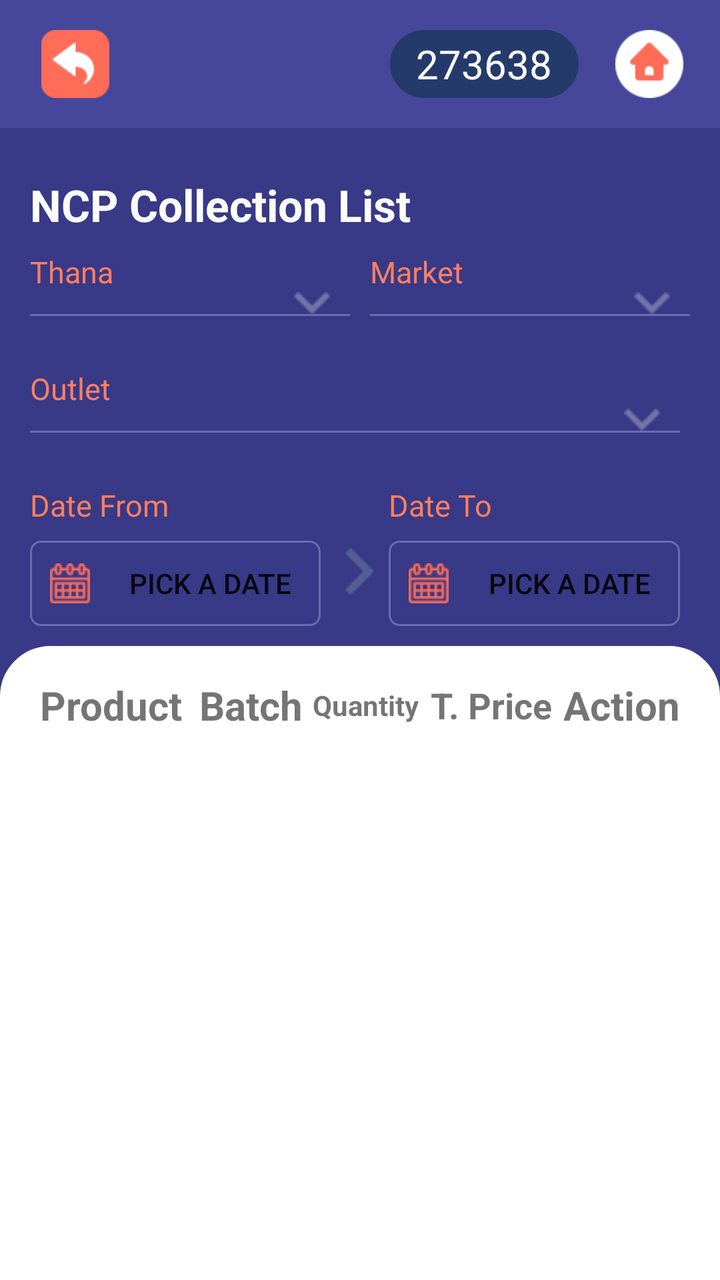
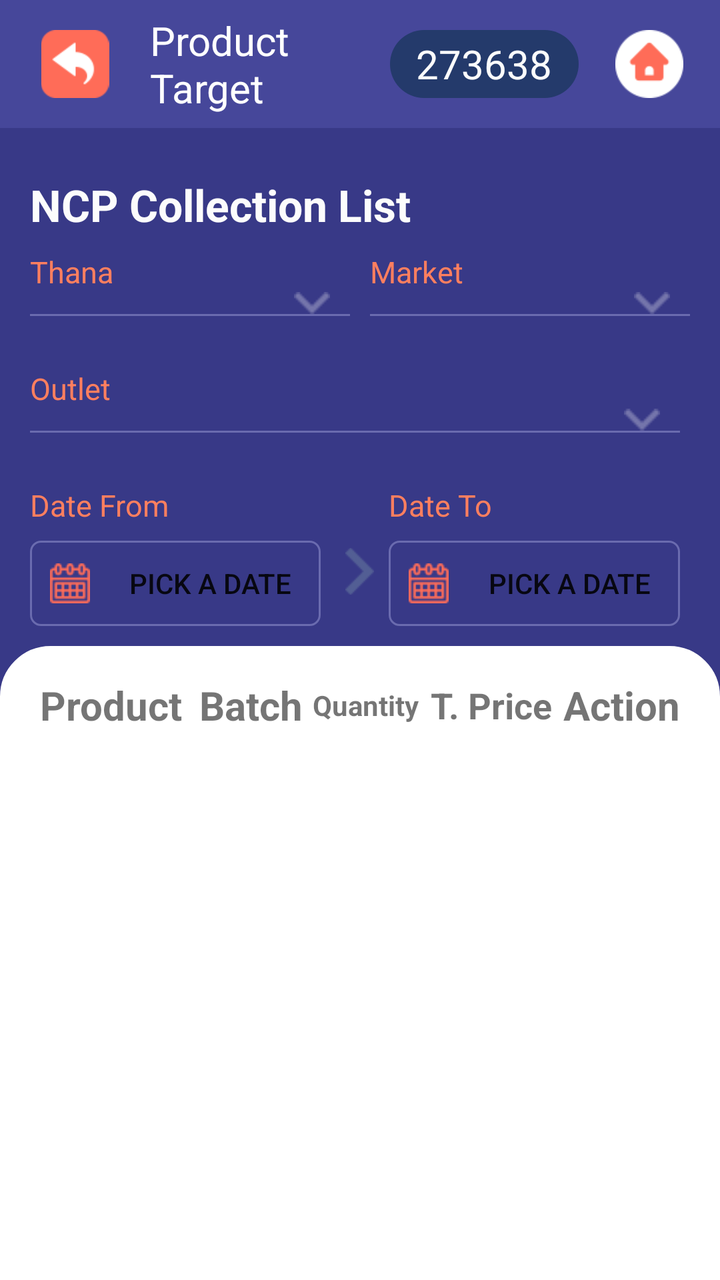

Compare the two renders of this Android layout. The source of the first and the diff that turns it into the second are given below.
<!-- AndroidManifest.xml: application theme AppTheme -->
<!-- res/layout/activity_ncp_collection_list.xml -->
<?xml version="1.0" encoding="utf-8"?>
<LinearLayout xmlns:android="http://schemas.android.com/apk/res/android"
    xmlns:app="http://schemas.android.com/apk/res-auto"
    xmlns:tools="http://schemas.android.com/tools"
    android:layout_width="match_parent"
    android:layout_height="match_parent"
    android:weightSum="4"
    android:orientation="vertical"
    android:background="@color/new_outlet"
    tools:context=".NcpCollectionList">
    <LinearLayout
        android:layout_width="match_parent"
        android:layout_height="0dp"
        android:background="@color/secondary_color"
        android:weightSum="2"
        android:orientation="horizontal"
        android:layout_weight="0.4">
        <LinearLayout
            android:layout_width="0dp"
            android:layout_height="match_parent"
            android:weightSum="1"
            android:orientation="horizontal"
            android:gravity="left"
            android:layout_weight="1">
            <ImageView
                android:id="@+id/back"
                android:layout_width="0dp"
                android:layout_height="match_parent"
                android:layout_weight="0.3"
                android:src="@drawable/backicon"
                android:layout_margin="15dp"></ImageView>

        </LinearLayout>
        <LinearLayout
            android:layout_width="0dp"
            android:layout_height="match_parent"
            android:weightSum="1"
            android:gravity="right"
            android:orientation="horizontal"
            android:layout_weight="1">
            <TextView
                android:id="@+id/user_txt_view"
                android:layout_width="0dp"
                android:layout_height="match_parent"
                android:layout_weight="0.7"
                android:layout_marginTop="15dp"
                android:layout_marginBottom="15dp"
                android:layout_marginLeft="15dp"
                android:background="@drawable/login_id_bg_shade"
                android:text="273638"
                android:autoSizeTextType="uniform"
                android:autoSizeMinTextSize="12sp"
                android:autoSizeMaxTextSize="20sp"
                android:autoSizeStepGranularity="2sp"
                android:textColor="@color/background_white"
                android:textAlignment="center"
                android:gravity="center"></TextView>
            <ImageView
                android:id="@+id/home"
                android:layout_width="0dp"
                android:layout_height="match_parent"
                android:layout_weight="0.3"
                android:src="@drawable/home"
                android:layout_margin="15dp">

            </ImageView>


        </LinearLayout>

    </LinearLayout>
    /*toolbar = 0.4 now main layout = 3.6*/

    //mail layout = 3.6
    <LinearLayout
        android:layout_width="match_parent"
        android:layout_height="0dp"
        android:layout_weight="3.6"
        android:weightSum="4"
        android:orientation="vertical">
        // text Title = 0.6
        <LinearLayout
            android:layout_width="match_parent"
            android:layout_height="0dp"
            android:layout_weight="1.7"
            android:layout_marginTop="15dp"
            android:layout_marginLeft="15dp"
            android:layout_marginRight="15dp"
            android:layout_marginBottom="10dp"
            android:orientation="vertical"
            android:weightSum="2"
            >
            <TextView
                android:layout_width="match_parent"
                android:layout_height="0dp"
                android:layout_weight="0.4"
                android:text="NCP Collection List"
                android:textStyle="bold"
                android:textColor="@color/background_white"
                android:textSize="22sp"
                android:gravity="left|center"
                >

            </TextView>
            <LinearLayout
                android:layout_width="match_parent"
                android:layout_height="0dp"
                android:layout_weight="0.5"
                android:orientation="horizontal"
                android:weightSum="2">
                <LinearLayout
                    android:layout_width="0dp"
                    android:layout_height="match_parent"
                    android:layout_weight="1"
                    android:orientation="vertical"
                    android:layout_marginRight="5dp"
                    android:weightSum="2">
                    <TextView
                        android:layout_width="match_parent"
                        android:layout_height="wrap_content"
                        android:text="Thana"
                        android:textSize="15sp"
                        android:textColor="@color/text_color_hint">

                    </TextView>
                    <Spinner
                        android:id="@+id/thana_spinner"
                        android:layout_width="match_parent"
                        android:layout_height="wrap_content"
                        android:background="@drawable/spinner2"
                        >
                    </Spinner>
                    <TextView

                        android:layout_width="match_parent"
                        android:layout_height="1dp"
                        android:background="@color/spinner_line"
                        android:alpha="50"></TextView>

                </LinearLayout>
                <LinearLayout
                    android:layout_width="0dp"
                    android:layout_height="match_parent"
                    android:layout_weight="1"
                    android:orientation="vertical"
                    android:layout_marginLeft="5dp"
                    android:weightSum="2">
                    <TextView
                        android:layout_width="match_parent"
                        android:layout_height="wrap_content"
                        android:text="Market"
                        android:textSize="15sp"
                        android:textColor="@color/text_color_hint">

                    </TextView>
                    <Spinner
                        android:id="@+id/market_spinner"
                        android:layout_width="match_parent"
                        android:layout_height="wrap_content"
                        android:background="@drawable/spinner2"
                        >
                    </Spinner>
                    <TextView

                        android:layout_width="match_parent"
                        android:layout_height="1dp"
                        android:background="@color/spinner_line"
                        android:alpha="50"></TextView>

                </LinearLayout>





            </LinearLayout>
            <LinearLayout
                android:layout_width="match_parent"
                android:layout_height="0dp"
                android:layout_weight="0.5"
                android:orientation="vertical"
                android:weightSum="1">
                <LinearLayout
                    android:layout_width="match_parent"
                    android:layout_height="0dp"
                    android:layout_weight="1"
                    android:orientation="vertical"
                    android:layout_marginRight="5dp"
                    android:weightSum="2">
                    <TextView
                        android:layout_width="match_parent"
                        android:layout_height="wrap_content"
                        android:text="Outlet"
                        android:textSize="15sp"
                        android:textColor="@color/text_color_hint">

                    </TextView>
                    <Spinner
                        android:id="@+id/outlet_spinner"
                        android:layout_width="match_parent"
                        android:layout_height="wrap_content"
                        android:background="@drawable/spinner2"
                        >
                    </Spinner>
                    <TextView

                        android:layout_width="match_parent"
                        android:layout_height="1dp"
                        android:background="@color/spinner_line"
                        android:alpha="50"></TextView>

                </LinearLayout>






            </LinearLayout>
            <LinearLayout
                android:layout_width="match_parent"
                android:layout_height="0dp"
                android:layout_weight="0.6"
                android:orientation="horizontal"
                android:weightSum="2.2">
                <LinearLayout
                    android:layout_width="0dp"
                    android:layout_height="match_parent"
                    android:layout_weight="1"
                    android:orientation="vertical"
                    android:layout_marginRight="5dp"
                    android:weightSum="2">
                    <TextView
                        android:layout_width="match_parent"
                        android:layout_height="0dp"
                        android:layout_weight="0.8"
                        android:text="Date From"
                        android:textSize="15sp"
                        android:textColor="@color/text_color_hint">

                    </TextView>
                    <Button
                        android:layout_width="match_parent"
                        android:layout_height="0dp"
                        android:layout_weight="1.2"
                        android:drawableLeft="@drawable/calx"
                        android:drawablePadding="5dp"
                        android:paddingLeft="10dp"
                        android:text="Pick a date"
                        android:background="@drawable/rounded_transparent_bg">

                    </Button>

                </LinearLayout>
                <ImageView
                    android:layout_width="0dp"
                    android:layout_height="match_parent"
                    android:src="@drawable/arrow_right"
                    android:layout_marginTop="16dp"
                    android:scaleY="0.5"
                    android:scaleX="0.5"
                    android:layout_weight="0.2">

                </ImageView>
                <LinearLayout
                    android:layout_width="0dp"
                    android:layout_height="match_parent"
                    android:layout_weight="1"
                    android:orientation="vertical"
                    android:layout_marginRight="5dp"
                    android:weightSum="2">
                    <TextView
                        android:layout_width="match_parent"
                        android:layout_height="0dp"
                        android:layout_weight="0.8"
                        android:text="Date To"
                        android:textSize="15sp"
                        android:textColor="@color/text_color_hint">

                    </TextView>
                    <Button
                        android:layout_width="match_parent"
                        android:layout_height="0dp"
                        android:layout_weight="1.2"
                        android:drawableLeft="@drawable/calx"
                        android:drawablePadding="5dp"
                        android:paddingLeft="10dp"
                        android:text="Pick a date"
                        android:background="@drawable/rounded_transparent_bg">

                    </Button>

                </LinearLayout>





            </LinearLayout>


        </LinearLayout>



        //white form cardview =2.3
        <LinearLayout
            android:layout_width="match_parent"
            android:layout_height="0dp"
            android:layout_weight="2.3"
            android:background="@drawable/top_corner_bg"


            >
            <LinearLayout
                android:layout_width="match_parent"
                android:layout_height="match_parent"
                android:weightSum="5"
                android:orientation="vertical"
                android:layout_marginTop="15dp"
                android:layout_marginRight="20dp"
                android:layout_marginLeft="20dp">
                <LinearLayout
                    android:layout_width="match_parent"
                    android:layout_height="0dp"
                    android:layout_weight="0.5"
                    android:weightSum="5"
                    android:orientation="horizontal">
                    <TextView
                        android:layout_width="0dp"
                        android:layout_height="match_parent"
                        android:layout_weight="1.2"
                        android:gravity="left|center"
                        android:textAlignment="gravity"
                        android:textStyle="bold"
                        android:autoSizeTextType="uniform"
                        android:autoSizeMinTextSize="12sp"
                        android:autoSizeMaxTextSize="20sp"
                        android:autoSizeStepGranularity="2sp"
                        android:text="Product"

                        >

                    </TextView>
                    <TextView
                        android:layout_width="0dp"
                        android:layout_height="match_parent"
                        android:layout_weight="0.9"
                        android:textAlignment="center"
                        android:gravity="center"
                        android:textStyle="bold"
                        android:autoSizeTextType="uniform"
                        android:autoSizeMinTextSize="12sp"
                        android:autoSizeMaxTextSize="20sp"
                        android:autoSizeStepGranularity="2sp"
                        android:text="Batch">

                    </TextView>
                    <TextView
                        android:layout_width="0dp"
                        android:layout_height="match_parent"
                        android:layout_weight="0.9"
                        android:textAlignment="center"
                        android:gravity="center"
                        android:textStyle="bold"
                        android:autoSizeTextType="uniform"
                        android:autoSizeMinTextSize="12sp"
                        android:autoSizeMaxTextSize="20sp"
                        android:autoSizeStepGranularity="2sp"
                        android:text="Quantity">

                    </TextView>
                    <TextView
                        android:layout_width="0dp"
                        android:layout_height="match_parent"
                        android:layout_weight="1"
                        android:gravity="center|right"
                        android:textAlignment="gravity"
                        android:textStyle="bold"
                        android:autoSizeTextType="uniform"
                        android:autoSizeMinTextSize="12sp"
                        android:autoSizeMaxTextSize="20sp"
                        android:autoSizeStepGranularity="2sp"
                        android:text="T. Price">

                    </TextView>
                    <TextView
                        android:layout_width="0dp"
                        android:layout_height="match_parent"
                        android:layout_weight="1"
                        android:gravity="center|right"
                        android:textAlignment="gravity"
                        android:textStyle="bold"
                        android:autoSizeTextType="uniform"
                        android:autoSizeMinTextSize="12sp"
                        android:autoSizeMaxTextSize="20sp"
                        android:autoSizeStepGranularity="2sp"
                        android:text="Action">

                    </TextView>

                </LinearLayout>
                <androidx.recyclerview.widget.RecyclerView
                    android:id="@+id/ncp_collection_rec"
                    android:layout_width="match_parent"
                    android:layout_height="0dp"
                    android:layout_weight="4.5"
                    android:layout_marginTop="10dp"
                    >

                </androidx.recyclerview.widget.RecyclerView>


            </LinearLayout>




        </LinearLayout>


    </LinearLayout>




</LinearLayout>
<!-- resources referenced by this layout -->
<resources>
  <color name="background_white">#FCFCFC</color>
  <color name="new_outlet">#383987</color>
  <color name="secondary_color">#46479A</color>
  <color name="spinner_line">#6a6baf</color>
  <color name="text_color_hint">#FF7F5F</color>
  <!-- drawable arrow_right: png bitmap (drawable, 357 bytes) -->
  <!-- drawable backicon: png bitmap (drawable, 1263 bytes) -->
  <!-- drawable calx (drawable) -->
  <?xml version="1.0" encoding="utf-8"?>
  <layer-list xmlns:android="http://schemas.android.com/apk/res/android" >
  
      <item
          android:drawable="@drawable/cal"
          android:width="20dp"
          android:height="20dp"
          />
  
  </layer-list >
  <!-- drawable home: png bitmap (drawable, 1222 bytes) -->
  <!-- drawable login_id_bg_shade (drawable) -->
  <?xml version="1.0" encoding="utf-8"?>
  <shape xmlns:android="http://schemas.android.com/apk/res/android"
      android:shape="rectangle" >
  
      <corners
          android:bottomLeftRadius="30dp"
          android:bottomRightRadius="30dp"
          android:radius="60dp"
          android:topLeftRadius="30dp"
          android:topRightRadius="30dp" />
  
      <solid android:color="@color/in" />
  
      <padding
          android:bottom="0dp"
          android:left="0dp"
          android:right="0dp"
          android:top="0dp" />
  
      <size
          android:height="30dp"
          android:width="130dp" />
  
  </shape>
  <!-- drawable rounded_transparent_bg (drawable) -->
  <?xml version="1.0" encoding="utf-8"?>
  <shape xmlns:android="http://schemas.android.com/apk/res/android"
      android:shape="rectangle"
      >
      <solid
          android:color="@android:color/transparent"></solid>
      <stroke
          android:color="@color/spinner_line"
          android:width="1dp"></stroke>
      <corners
          android:radius="5dp">
      </corners>
  
  </shape>
  <!-- drawable spinner2 (drawable) -->
  <?xml version="1.0" encoding="utf-8"?>
  <selector xmlns:android="http://schemas.android.com/apk/res/android">
  
      <item android:width="0dp" android:height="0dp">
  
          <layer-list>
  
              <item>
                  <shape android:shape="rectangle">
                      <corners android:radius="4dp" />
  
  
                      <solid android:color="@android:color/transparent" />
  
                      
                  </shape>
              </item>
  
              <item android:right="10dp">
  
                  <bitmap android:width="10dp" android:height="10dp" android:gravity="center_vertical|right" android:src="@drawable/arrowspin" android:tint="@color/white" />
  
              </item>
  
  
          </layer-list>
  
      </item>
  
  </selector>
  <!-- drawable top_corner_bg (drawable) -->
  <?xml version="1.0" encoding="utf-8"?>
  <shape xmlns:android="http://schemas.android.com/apk/res/android"
      android:shape="rectangle">
      <corners
          android:bottomLeftRadius="0dp"
          android:bottomRightRadius="0dp"
          android:topLeftRadius="25dp"
          android:topRightRadius="25dp" />
      <padding
          android:bottom="0dp"
          android:left="0dp"
          android:right="0dp"
          android:top="0dp" />
      <stroke
          android:width="0.5dp"
          android:color="#ffff" />
      <solid android:color="#ffffff" />
  </shape>
  <style name="AppTheme" parent="Theme.AppCompat.Light.NoActionBar">
          
          <item name="colorPrimary">@color/colorPrimary</item>
          <item name="colorPrimaryDark">@color/colorPrimaryDark</item>
          <item name="colorAccent">@color/colorAccent</item>
      </style>
  <!-- drawable cal: png bitmap (drawable, 708 bytes) -->
  <color name="in">#243A6B</color>
  <!-- drawable arrowspin: png bitmap (drawable, 242 bytes) -->
  <color name="white">#FFFFFF</color>
  <color name="colorPrimary">#383A87</color>
  <color name="colorPrimaryDark">#383A87</color>
  <color name="colorAccent">#D81B60</color>
</resources>

<!-- the commit's change to res/layout/activity_ncp_collection_list.xml (unified diff, before → after) -->
@@ -29,6 +29,20 @@
                 android:layout_weight="0.3"
                 android:src="@drawable/backicon"
                 android:layout_margin="15dp"></ImageView>
+            <TextView
+                android:id="@+id/title_tv"
+                android:layout_width="0dp"
+                android:layout_height="match_parent"
+                android:layout_weight="0.7"
+                android:gravity="center|left"
+                android:textColor="@color/white"
+                android:autoSizeTextType="uniform"
+                android:autoSizeMinTextSize="12sp"
+                android:autoSizeMaxTextSize="20sp"
+                android:autoSizeStepGranularity="2sp"
+                android:text="Product Target">
+
+            </TextView>
 
         </LinearLayout>
         <LinearLayout
@@ -240,6 +254,7 @@
 
                     </TextView>
                     <Button
+                        android:id="@+id/start_date"
                         android:layout_width="match_parent"
                         android:layout_height="0dp"
                         android:layout_weight="1.2"
@@ -279,6 +294,7 @@
 
                     </TextView>
                     <Button
+                        android:id="@+id/end_date"
                         android:layout_width="match_parent"
                         android:layout_height="0dp"
                         android:layout_weight="1.2"
@@ -400,7 +416,7 @@
                     </TextView>
 
                 </LinearLayout>
-                <androidx.recyclerview.widget.RecyclerView
+                <ListView
                     android:id="@+id/ncp_collection_rec"
                     android:layout_width="match_parent"
                     android:layout_height="0dp"
@@ -408,7 +424,7 @@
                     android:layout_marginTop="10dp"
                     >
 
-                </androidx.recyclerview.widget.RecyclerView>
+                </ListView>
 
 
             </LinearLayout>
